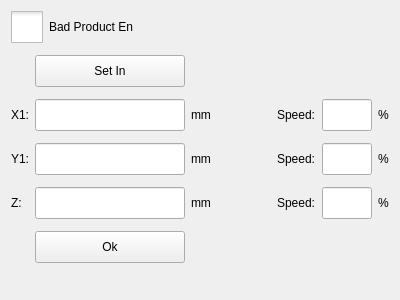
dongdong-2009/3-5AxisRobot, file hcinstruction/icbadproducteditor.ui: the form before one commit.
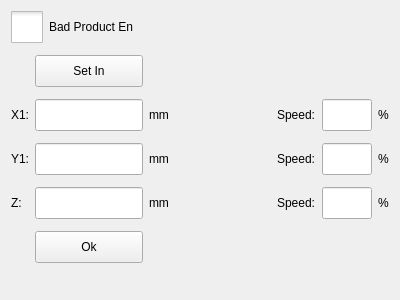
The form after the commit. Icons and pictures are not drawn. Custom widgets are drawn as their Qt base class.

```diff
--- a/hcinstruction/icbadproducteditor.ui
+++ b/hcinstruction/icbadproducteditor.ui
@@ -35,7 +35,7 @@
     <widget class="ICLineEditWithVirtualNumericKeypad" name="x1Pos">
      <property name="minimumSize">
       <size>
-       <width>150</width>
+       <width>100</width>
        <height>32</height>
       </size>
      </property>
@@ -78,7 +78,7 @@
     <widget class="ICLineEditWithVirtualNumericKeypad" name="zPos">
      <property name="minimumSize">
       <size>
-       <width>150</width>
+       <width>100</width>
        <height>32</height>
       </size>
      </property>
@@ -108,7 +108,7 @@
     <widget class="ICLineEditWithVirtualNumericKeypad" name="y1Pos">
      <property name="minimumSize">
       <size>
-       <width>150</width>
+       <width>100</width>
        <height>32</height>
       </size>
      </property>
```
